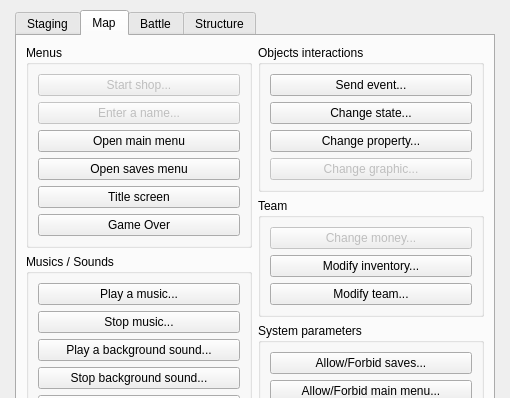
Old version of the form Editor/Dialogs/dialogcommands.ui in the repository RPG-Paper-Maker/RPG-Paper-Maker; both pictures show x 0 to 510 and y 0 to 398 of the 510 by 600 pixel window.
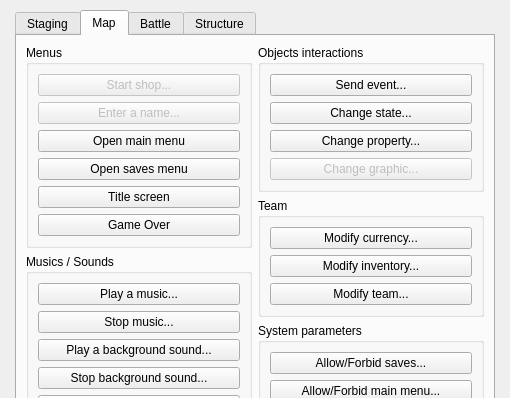
New version of the form. The open tabs and pages were chosen to show the change.

Commit message: Command modify currency

The edit to the form file:
```diff
--- a/Editor/Dialogs/dialogcommands.ui
+++ b/Editor/Dialogs/dialogcommands.ui
@@ -568,10 +568,10 @@
                 <item>
                  <widget class="QPushButton" name="pushButtonChangeMoney">
                   <property name="enabled">
-                   <bool>false</bool>
+                   <bool>true</bool>
                   </property>
                   <property name="text">
-                   <string>Change money...</string>
+                   <string>Modify currency...</string>
                   </property>
                  </widget>
                 </item>
```
Left out of the diff: 2 changed lines with no effect on the pictures. The commit also changes 17 other files.
